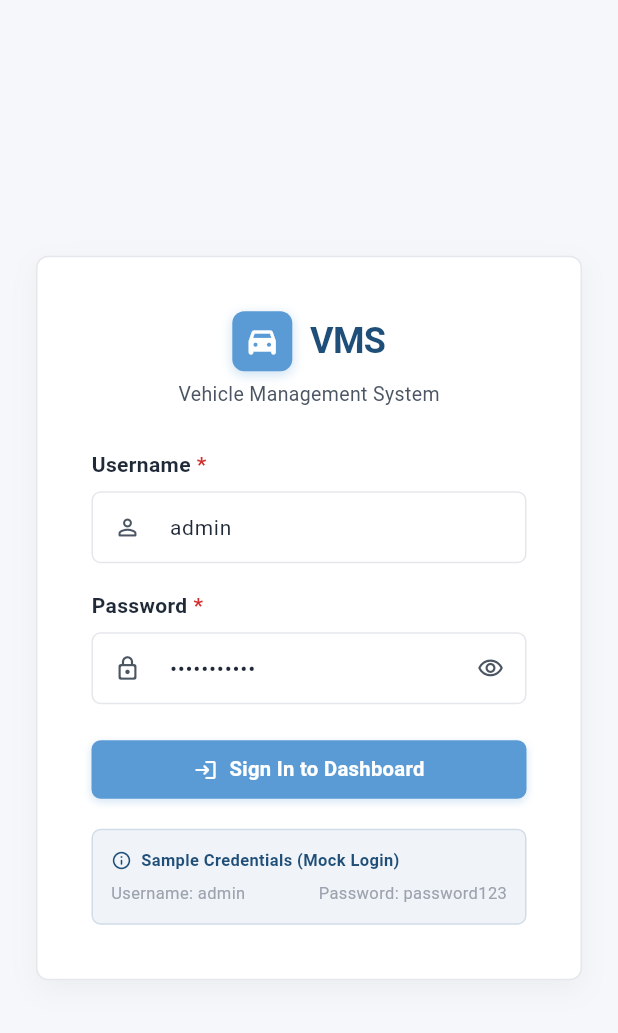
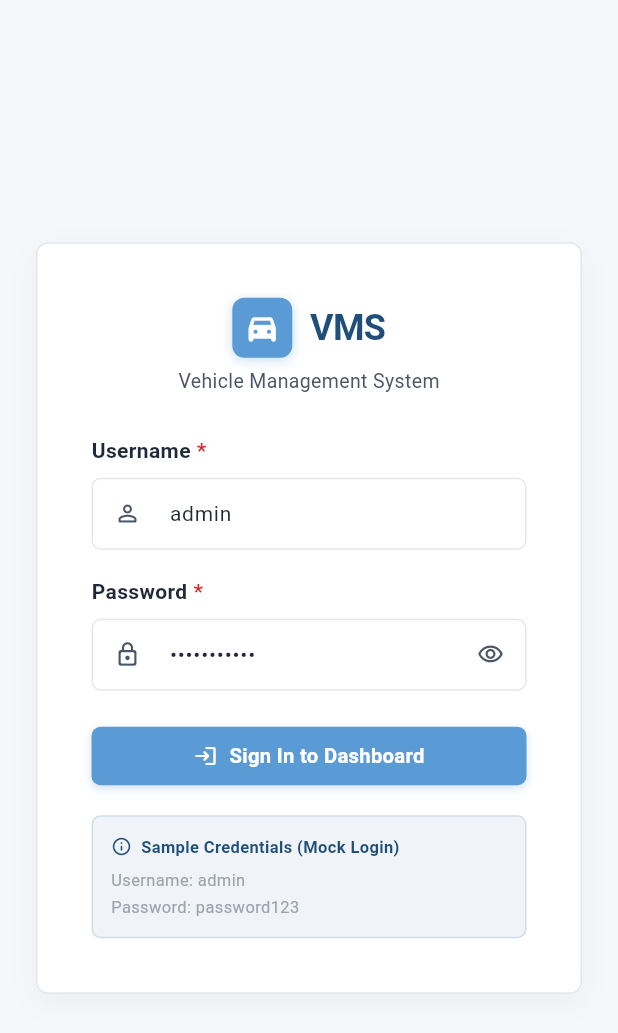
Before and after one commit to YeaishTurj/vms-frontend, a Flutter app: the LoginScreen screen opened directly, on a phone screen of 412 x 824 dp. Shown: the top 1033 px of the screen. Run offline on Flutter 3.47's test engine with Material 3 defaults, Android fonts, the phone set to English and light mode, and no system bars.

Commit message:
fix(qa): resolve flutter analyze deprecations and layout responsiveness in test harness

```diff
--- a/lib/screens/login/login_screen.dart
+++ b/lib/screens/login/login_screen.dart
@@ -104,7 +104,9 @@ class _LoginScreenState extends State<LoginScreen> {
                           borderRadius: BorderRadius.circular(8),
                           boxShadow: [
                             BoxShadow(
-                              color: AppColors.corporateBlue.withOpacity(0.3),
+                              color: AppColors.corporateBlue.withValues(
+                                alpha: 0.3,
+                              ),
                               blurRadius: 6,
                               offset: const Offset(0, 2),
                             ),
@@ -250,23 +252,26 @@ class _LoginScreenState extends State<LoginScreen> {
                               color: AppColors.deepBlue,
                             ),
                             const SizedBox(width: 6),
-                            Text(
-                              'Sample Credentials (Mock Login)',
-                              style: AppTextStyles.caption.copyWith(
-                                color: AppColors.deepBlue,
-                                fontWeight: FontWeight.w600,
+                            Expanded(
+                              child: Text(
+                                'Sample Credentials (Mock Login)',
+                                style: AppTextStyles.caption.copyWith(
+                                  color: AppColors.deepBlue,
+                                  fontWeight: FontWeight.w600,
+                                ),
                               ),
                             ),
                           ],
                         ),
                         const SizedBox(height: 6),
-                        Row(
-                          mainAxisAlignment: MainAxisAlignment.spaceBetween,
+                        const Column(
+                          crossAxisAlignment: CrossAxisAlignment.start,
                           children: [
                             Text(
                               'Username: ${AppConstants.demoUsername}',
                               style: AppTextStyles.caption,
                             ),
+                            SizedBox(height: 2),
                             Text(
                               'Password: ${AppConstants.demoPassword}',
                               style: AppTextStyles.caption,
--- a/lib/screens/vehicles/vehicle_form_screen.dart
+++ b/lib/screens/vehicles/vehicle_form_screen.dart
@@ -344,7 +344,10 @@ class _VehicleFormScreenState extends State<VehicleFormScreen> {
       decoration: BoxDecoration(
         color: AppColors.redBg,
         borderRadius: BorderRadius.circular(6),
-        border: Border.all(color: AppColors.red.withOpacity(0.3), width: 1),
+        border: Border.all(
+          color: AppColors.red.withValues(alpha: 0.3),
+          width: 1,
+        ),
       ),
       child: Row(
         crossAxisAlignment: CrossAxisAlignment.start,
--- a/lib/screens/vehicles/vehicle_list_screen.dart
+++ b/lib/screens/vehicles/vehicle_list_screen.dart
@@ -206,7 +206,7 @@ class _VehicleListScreenState extends State<VehicleListScreen> {
               Container(
                 padding: const EdgeInsets.symmetric(horizontal: 8, vertical: 3),
                 decoration: BoxDecoration(
-                  color: AppColors.corporateBlue.withOpacity(0.12),
+                  color: AppColors.corporateBlue.withValues(alpha: 0.12),
                   borderRadius: BorderRadius.circular(12),
                 ),
                 child: Text(
@@ -254,7 +254,7 @@ class _VehicleListScreenState extends State<VehicleListScreen> {
                     vertical: 3,
                   ),
                   decoration: BoxDecoration(
-                    color: AppColors.corporateBlue.withOpacity(0.12),
+                    color: AppColors.corporateBlue.withValues(alpha: 0.12),
                     borderRadius: BorderRadius.circular(12),
                   ),
                   child: Text(
--- a/lib/widgets/app_button.dart
+++ b/lib/widgets/app_button.dart
@@ -94,12 +94,12 @@ class AppButton extends StatelessWidget {
             color: isButtonDisabled ? AppColors.border : bg,
             borderRadius: BorderRadius.circular(6),
             border: border != BorderSide.none
-                ? Border.fromBorderSide(border!)
+                ? Border.fromBorderSide(border)
                 : null,
             boxShadow: !isButtonDisabled && variant == AppButtonVariant.primary
                 ? [
                     BoxShadow(
-                      color: AppColors.corporateBlue.withOpacity(0.25),
+                      color: AppColors.corporateBlue.withValues(alpha: 0.25),
                       blurRadius: 4,
                       offset: const Offset(0, 2),
                     ),
--- a/lib/widgets/app_dropdown.dart
+++ b/lib/widgets/app_dropdown.dart
@@ -52,7 +52,7 @@ class AppDropdown<T> extends StatelessWidget {
         ),
         const SizedBox(height: 8),
         DropdownButtonFormField<T>(
-          value: value,
+          initialValue: value,
           items: items,
           onChanged: onChanged,
           validator: validator,
--- a/lib/widgets/status_badge.dart
+++ b/lib/widgets/status_badge.dart
@@ -17,7 +17,10 @@ class StatusBadge extends StatelessWidget {
       decoration: BoxDecoration(
         color: status.backgroundColor,
         borderRadius: BorderRadius.circular(16),
-        border: Border.all(color: status.color.withOpacity(0.35), width: 1),
+        border: Border.all(
+          color: status.color.withValues(alpha: 0.35),
+          width: 1,
+        ),
       ),
       child: Row(
         mainAxisSize: MainAxisSize.min,
```
Also changed, not shown: lib/data/mock_vehicle_data.dart (+9 -0 lines), lib/screens/dashboard/dashboard_screen.dart (+4 -4 lines), lib/widgets/app_sidebar.dart (+7 -7 lines), 1 other file.
